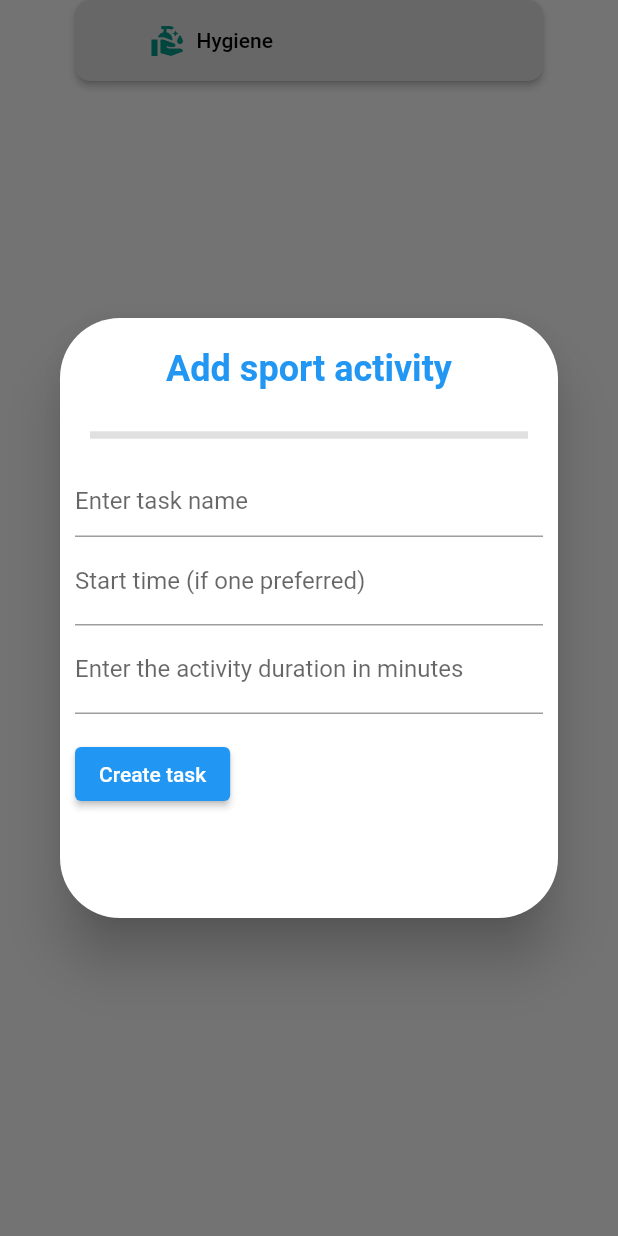
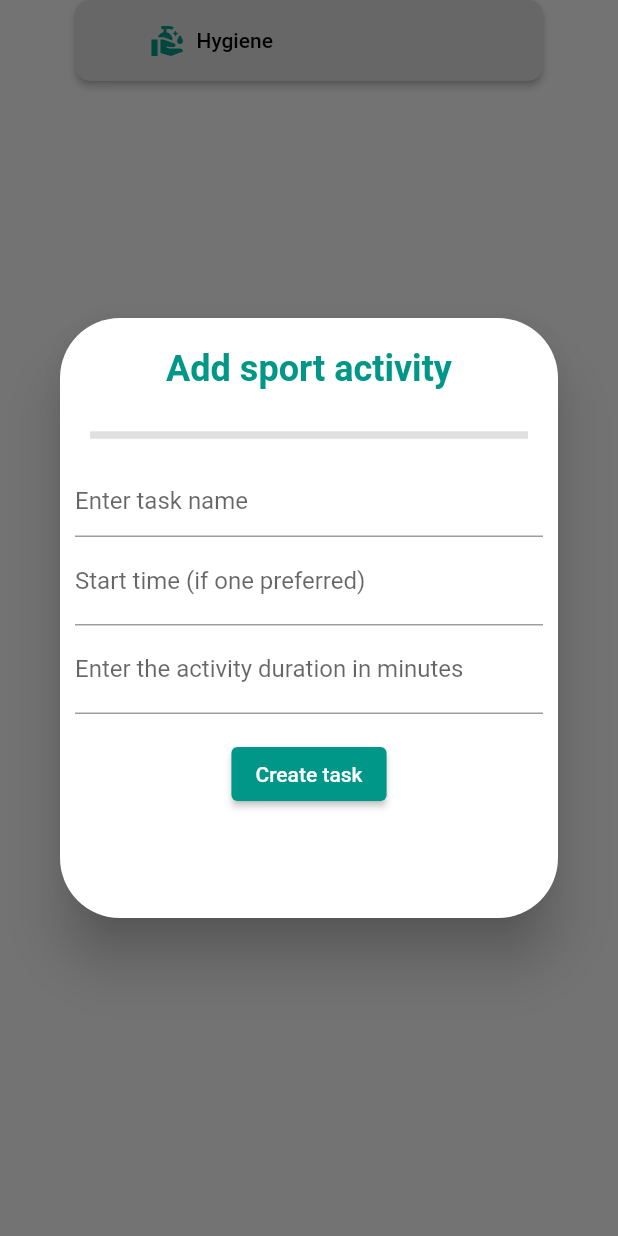
Before and after one commit to EdgarMM19/MyMama, a Flutter app: the HigieneButton widget shown alone on an empty page, opened directly, after a tap on "Hygiene", on a phone screen of 412 x 824 dp. Run offline on Flutter 3.47's test engine with Material 2 defaults, Android fonts, the phone set to English and light mode, and no system bars; missing offline and left inert: multi_select_item.

Commit message:
glowing up

```diff
--- a/my_mama/lib/configurationPage.dart
+++ b/my_mama/lib/configurationPage.dart
@@ -147,7 +147,7 @@ class _SportButtonState extends State<SportButton> {
                             "Add sport activity",
                             style: TextStyle(
                                 fontSize: 24,
-                                color: Colors.blue,
+                                color: Colors.teal,
                                 fontWeight: FontWeight.bold),
                           ),
                         ),
@@ -212,7 +212,7 @@ class _MealButtonState extends State<MealButton> {
                             "Add sport activity",
                             style: TextStyle(
                                 fontSize: 24,
-                                color: Colors.blue,
+                                color: Colors.teal,
                                 fontWeight: FontWeight.bold),
                           ),
                         ),
@@ -277,7 +277,7 @@ class _LecturesButtonState extends State<LecturesButton> {
                             "Add sport activity",
                             style: TextStyle(
                                 fontSize: 24,
-                                color: Colors.blue,
+                                color: Colors.teal,
                                 fontWeight: FontWeight.bold),
                           ),
                         ),
@@ -342,7 +342,7 @@ class _HomeWorkButtonState extends State<HomeWorkButton> {
                             "Add sport activity",
                             style: TextStyle(
                                 fontSize: 24,
-                                color: Colors.blue,
+                                color: Colors.teal,
                                 fontWeight: FontWeight.bold),
                           ),
                         ),
@@ -407,7 +407,7 @@ class _HigieneButtonState extends State<HigieneButton> {
                             "Add sport activity",
                             style: TextStyle(
                                 fontSize: 24,
-                                color: Colors.blue,
+                                color: Colors.teal,
                                 fontWeight: FontWeight.bold),
                           ),
                         ),
@@ -494,16 +494,21 @@ class _SportFormState extends State<SportForm> {
             ],
             validator: (value) {},
           ),
-          Padding(
-            padding: const EdgeInsets.symmetric(vertical: 16.0),
+          Center(
+              child: Padding(
+            padding:
+                const EdgeInsets.symmetric(vertical: 16.0, horizontal: 20.0),
             child: ElevatedButton(
+              style: ButtonStyle(
+                  backgroundColor:
+                      MaterialStateProperty.all<Color>(Colors.teal)),
               onPressed: () {
                 // Validate will return true if the form is valid, or false if
                 // the form is invalid.
               },
               child: Text('Create task'),
             ),
-          ),
+          )),
         ],
       ),
     );
```
